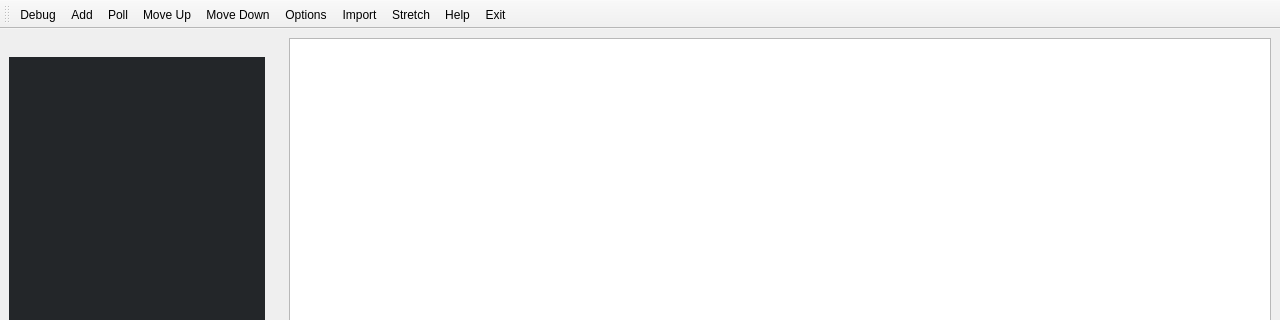
Above: src/core/mainwindow.ui from kik4444/simple-process-tracker before the change; both pictures show x 0 to 1280 and y 0 to 320 of the 1280 by 720 pixel window. Below: the same form after it.
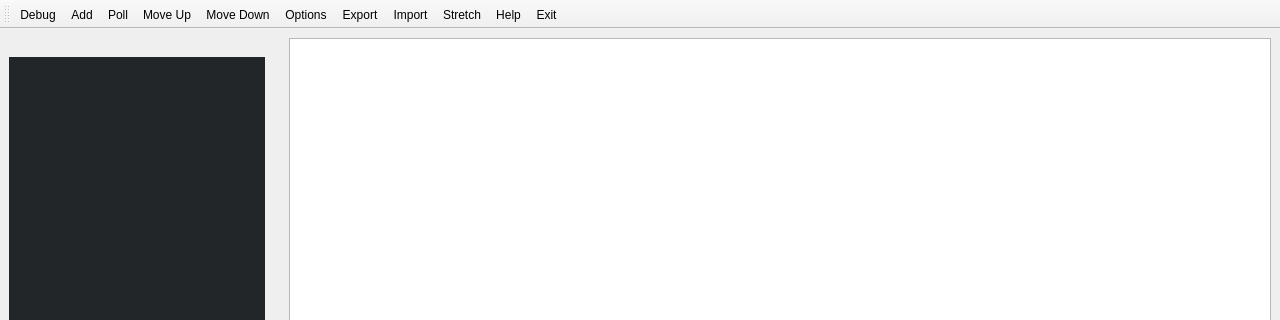
That is the form after the change. Icons and pictures are not drawn.

Commit message: Implemented exporting all processes from one button

```diff
--- a/src/core/mainwindow.ui
+++ b/src/core/mainwindow.ui
@@ -72,6 +72,7 @@
    <addaction name="actionMove_Up"/>
    <addaction name="actionMove_Down"/>
    <addaction name="actionOptions"/>
+   <addaction name="actionExport"/>
    <addaction name="actionImport"/>
    <addaction name="actionStretch"/>
    <addaction name="actionHelp"/>
@@ -804,6 +805,15 @@
     <string>Move Down</string>
    </property>
   </action>
+  <action name="actionExport">
+   <property name="icon">
+    <iconset resource="../resources.qrc">
+     <normaloff>:/export-icon.svg</normaloff>:/export-icon.svg</iconset>
+   </property>
+   <property name="text">
+    <string>Export</string>
+   </property>
+  </action>
  </widget>
  <resources>
   <include location="../resources.qrc"/>
```
The commit also changes 4 other files.
